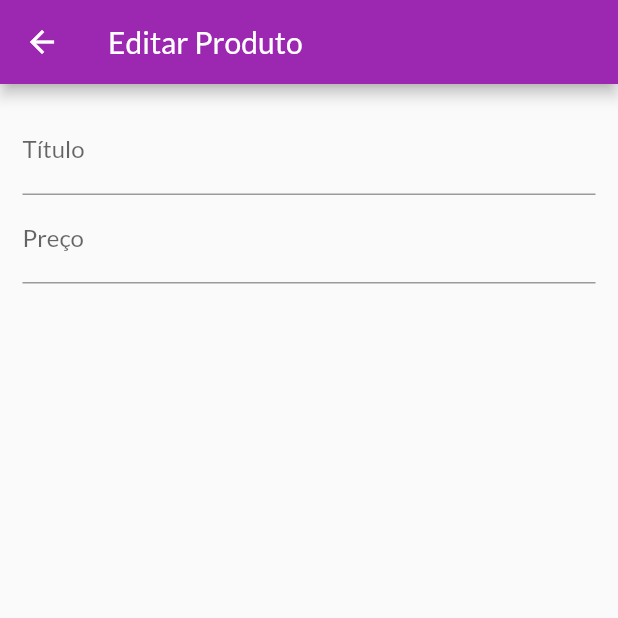
After one commit to diegormb06/ecommerce, a Flutter app: the ProductFormScreen screen opened by its route, on a phone screen of 412 x 824 dp, the top half of it. The commit adds this screen. Run offline on Flutter 3.47's test engine with Material 2 defaults, Android fonts, the phone set to English and light mode, and no system bars; network calls fail.

Commit message:
feat: inicio construcao formulario

```diff
--- a/lib/application/providers/product_list.dart
+++ b/lib/application/providers/product_list.dart
@@ -10,6 +10,10 @@ class ProductsList with ChangeNotifier {
 
   List<Product> get favoriteItems =>
       _items.where((product) => product.isFavorite).toList();
+
+  int get itemsCount {
+    return _items.length;
+  }
 
   void addProduct(Product product) {
     _items.add(product);
--- a/lib/main.dart
+++ b/lib/main.dart
@@ -2,11 +2,12 @@ import 'dart:io';
 
 import 'package:ecommerce/application/providers/product_list.dart';
 import 'package:ecommerce/domain/entity/cart_entity.dart';
-import 'package:ecommerce/domain/entity/order_entity.dart';
 import 'package:ecommerce/domain/entity/order_list.dart';
 import 'package:ecommerce/presentation/pages/cart_screen.dart';
 import 'package:ecommerce/presentation/pages/orders_screen.dart';
 import 'package:ecommerce/presentation/pages/product_detail_screen.dart';
+import 'package:ecommerce/presentation/pages/product_form_screen.dart';
+import 'package:ecommerce/presentation/pages/product_screen.dart';
 import 'package:ecommerce/presentation/pages/products_overview_sceen.dart';
 import 'package:ecommerce/routes.dart';
 import 'package:flutter/material.dart';
@@ -53,6 +54,8 @@ class MyApp extends StatelessWidget {
           AppRoutes.productDetailScreen: (ctx) => const ProductDetailScreen(),
           AppRoutes.cartScreen: (ctx) => const CartScreen(),
           AppRoutes.orderScreen: (ctx) => const OrdersScreen(),
+          AppRoutes.products: (ctx) => const ProductsScreen(),
+          AppRoutes.productsForm: (ctx) => const ProductFormScreen(),
         },
       ),
     );
--- a/lib/presentation/components/layout/products_grid.dart
+++ b/lib/presentation/components/layout/products_grid.dart
@@ -1,4 +1,4 @@
-import 'package:ecommerce/presentation/components/layout/products_item.dart';
+import 'package:ecommerce/presentation/components/layout/product_grid_item.dart';
 import 'package:flutter/material.dart';
 import 'package:provider/provider.dart';
 
@@ -26,7 +26,7 @@ class ProductGrid extends StatelessWidget {
       ),
       itemBuilder: (context, index) => ChangeNotifierProvider.value(
         value: productList[index],
-        child: const ProductItem(),
+        child: const ProductGridItem(),
       ),
     );
   }
--- /dev/null
+++ b/lib/presentation/pages/product_form_screen.dart
@@ -0,0 +1,43 @@
+import 'package:flutter/material.dart';
+import 'package:flutter/src/widgets/container.dart';
+import 'package:flutter/src/widgets/framework.dart';
+
+class ProductFormScreen extends StatefulWidget {
+  const ProductFormScreen({super.key});
+
+  @override
+  State<ProductFormScreen> createState() => _ProductFormScreenState();
+}
+
+class _ProductFormScreenState extends State<ProductFormScreen> {
+  final priceFocus = FocusNode();
+
+  @override
+  Widget build(BuildContext context) {
+    return Scaffold(
+      appBar: AppBar(
+        title: const Text("Editar Produto"),
+      ),
+      body: Padding(
+        padding: const EdgeInsets.all(15),
+        child: Form(
+          child: ListView(
+            children: [
+              TextFormField(
+                decoration: const InputDecoration(labelText: "Título"),
+                textInputAction: TextInputAction.next,
+              ),
+              TextFormField(
+                decoration: const InputDecoration(labelText: "Preço"),
+                textInputAction: TextInputAction.next,
+                keyboardType: const TextInputType.numberWithOptions(
+                  decimal: true,
+                ),
+              ),
+            ],
+          ),
+        ),
+      ),
+    );
+  }
+}
--- a/lib/routes.dart
+++ b/lib/routes.dart
@@ -1,6 +1,8 @@
 class AppRoutes {
   static const homeScreen = '/';
   static const productDetailScreen = '/product-detail';
+  static const products = '/products';
+  static const productsForm = '/products-form';
   static const cartScreen = '/cart';
   static const orderScreen = '/orders';
 }
```
Also changed, not shown: lib/domain/entity/cart_entity.dart (+25 -7 lines), lib/presentation/components/layout/app_drawer.dart (+8 -0 lines), lib/presentation/components/layout/cart_item.dart (+23 -0 lines), lib/presentation/components/layout/product_grid_item.dart (renamed from lib/presentation/components/layout/products_item.dart, +15 -4 lines), lib/presentation/components/layout/product_item.dart (added, +34 -0 lines), lib/presentation/pages/product_screen.dart (added, +39 -0 lines).
